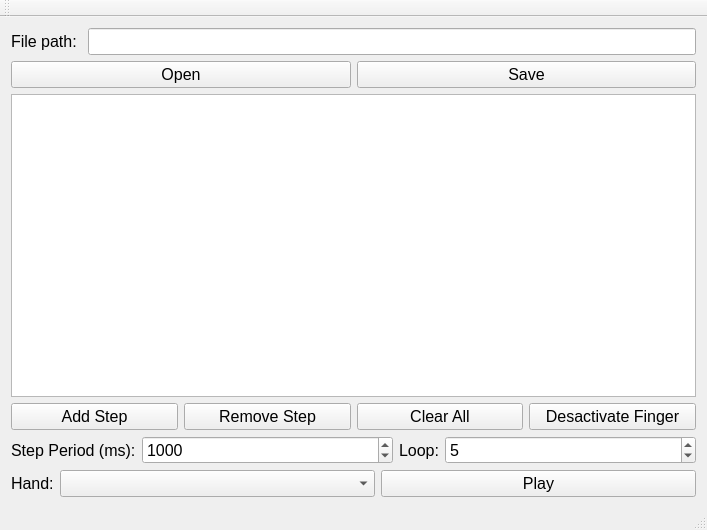
Aightech/lslpub_handChoregraph, file forms/mainwindow.ui: the form before one commit.
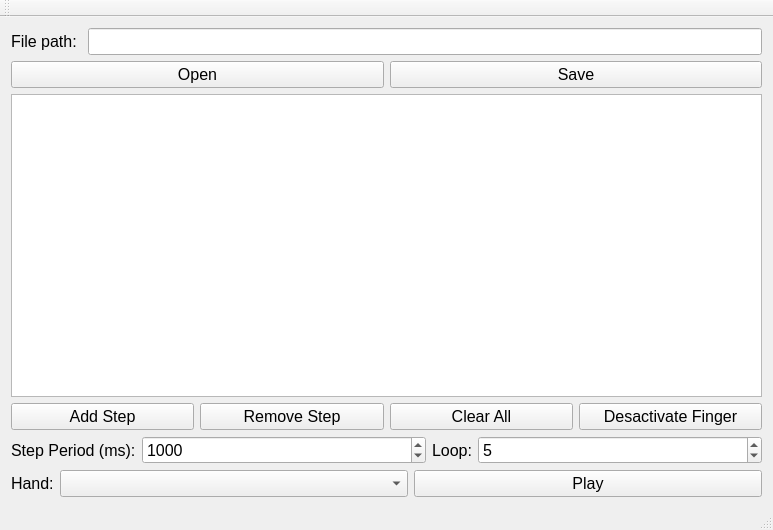
The form after the commit.

```diff
--- a/forms/mainwindow.ui
+++ b/forms/mainwindow.ui
@@ -6,7 +6,7 @@
    <rect>
     <x>0</x>
     <y>0</y>
-    <width>707</width>
+    <width>773</width>
     <height>530</height>
    </rect>
   </property>
```
Left out of the diff: 2 changed lines with no effect on the pictures.
